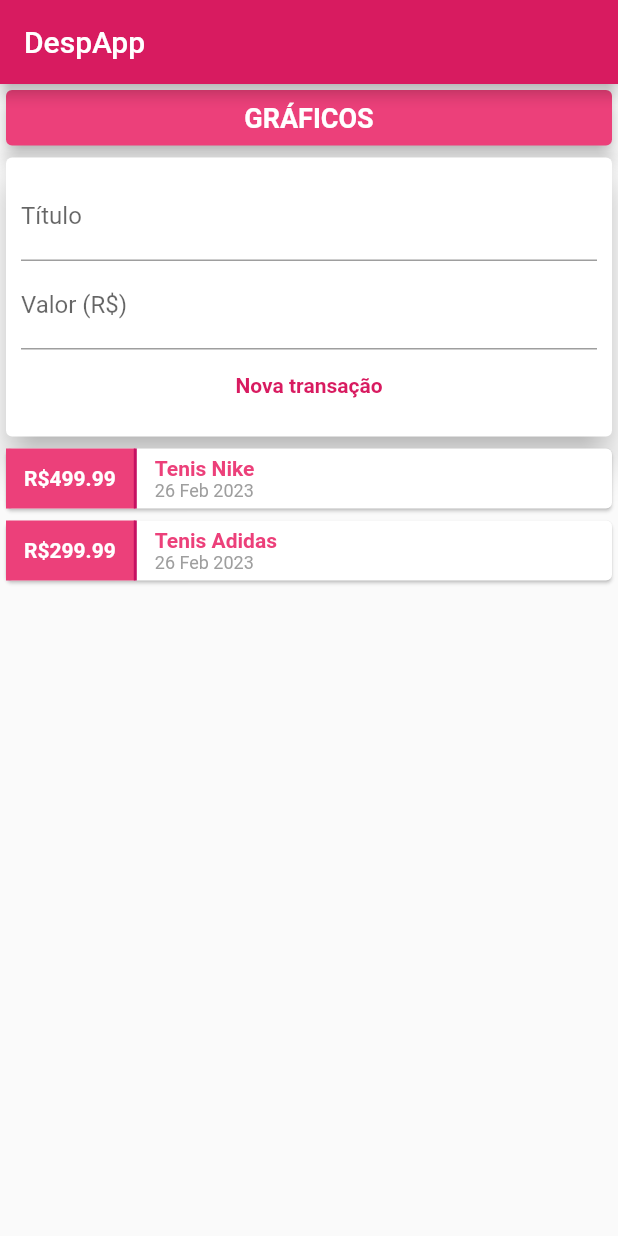
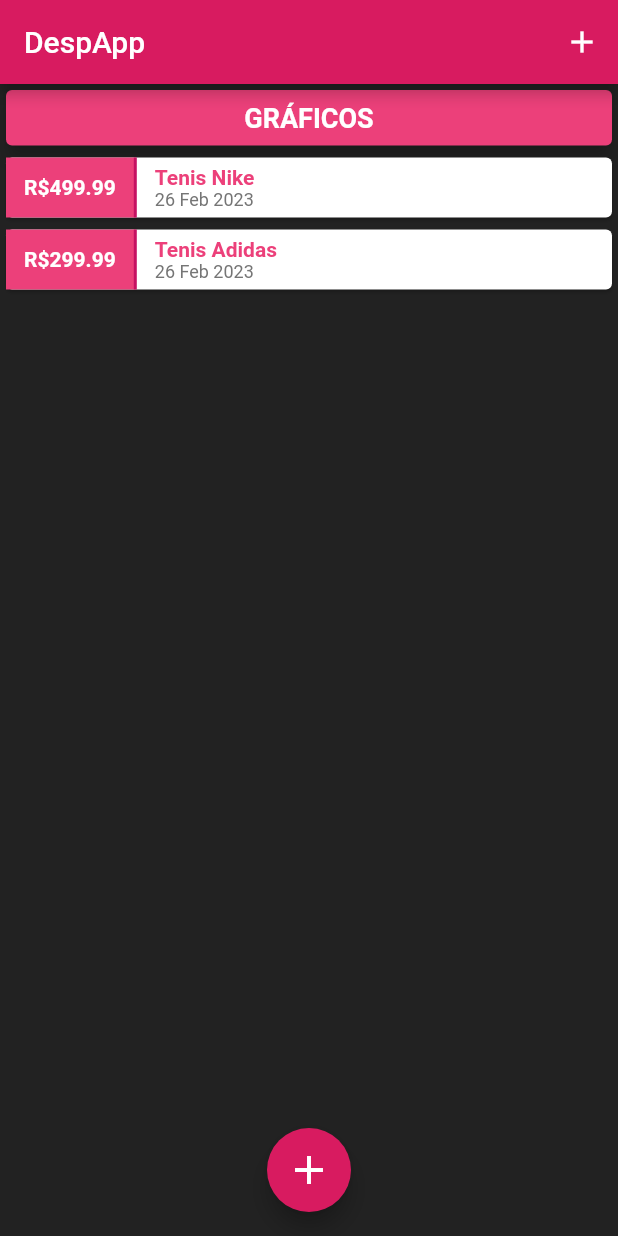
Before and after one commit to FaKeBx/despesa-app, a Flutter app: the screen it shows after launch, on a phone screen of 412 x 824 dp. Run offline on Flutter 3.47's test engine with Material 2 defaults, Android fonts, the phone set to English and light mode, and no system bars.

Commit message:
chore: definindo temas personalizados

```diff
--- a/lib/components/transaction_form.dart
+++ b/lib/components/transaction_form.dart
@@ -1,12 +1,18 @@
 import 'package:flutter/material.dart';
 
-class TransactionForm extends StatelessWidget {
-  final titleCrontroller = TextEditingController();
-  final valueController = TextEditingController();
-
+class TransactionForm extends StatefulWidget {
   final void Function(String, double) onSubmit;
 
-  TransactionForm(this.onSubmit, {super.key});
+  const TransactionForm(this.onSubmit, {super.key});
+
+  @override
+  State<TransactionForm> createState() => _TransactionFormState();
+}
+
+class _TransactionFormState extends State<TransactionForm> {
+  final titleCrontroller = TextEditingController();
+
+  final valueController = TextEditingController();
 
   _submitForm() {
     final title = titleCrontroller.text;
@@ -16,7 +22,7 @@ class TransactionForm extends StatelessWidget {
       return;
     }
 
-    onSubmit(title, value);
+    widget.onSubmit(title, value);
   }
 
   @override
@@ -47,7 +53,7 @@ class TransactionForm extends StatelessWidget {
               "Nova transação",
               style: TextStyle(
                 fontWeight: FontWeight.bold,
-                color: Colors.pink.shade600,
+                color: Theme.of(context).colorScheme.primary,
               ),
             ),
           )
--- a/lib/components/transaction_list.dart
+++ b/lib/components/transaction_list.dart
@@ -24,7 +24,7 @@ class TransactionList extends StatelessWidget {
                   ),
                   padding: const EdgeInsets.all(12),
                   decoration: BoxDecoration(
-                    color: Colors.pink.shade400,
+                    color: Theme.of(context).colorScheme.secondary,
                     border: BorderDirectional(
                       end: BorderSide(
                         width: 2,
@@ -48,14 +48,14 @@ class TransactionList extends StatelessWidget {
                       tr.title,
                       style: TextStyle(
                         fontWeight: FontWeight.bold,
-                        color: Colors.pink.shade400,
+                        color: Theme.of(context).colorScheme.secondary,
                       ),
                     ),
                     Text(
                       DateFormat("d MMM y").format(tr.date),
-                      style: const TextStyle(
+                      style: TextStyle(
                         fontSize: 12,
-                        color: Colors.grey,
+                        color: Colors.grey.shade600,
                       ),
                     ),
                   ],
--- a/lib/components/transaction_user.dart
+++ /dev/null
@@ -1,51 +0,0 @@
-import 'dart:math';
-import 'package:flutter/material.dart';
-import '../components/transaction_list.dart';
-import '../components/transaction_form.dart';
-import '../models/transaction.dart';
-
-class TransactionUser extends StatefulWidget {
-  const TransactionUser({super.key});
-
-  @override
-  State<TransactionUser> createState() => _TransactionUserState();
-}
-
-class _TransactionUserState extends State<TransactionUser> {
-  final _transactions = [
-    Transaction(
-      id: "id1",
-      title: "Tenis Nike",
-      value: 499.99,
-      date: DateTime.now(),
-    ),
-    Transaction(
-      id: "id2",
-      title: "Tenis Adidas",
-      value: 299.99,
-      date: DateTime.now(),
-    ),
-  ];
-
-  _addTransaction(String title, double value) {
-    final newTransaction = Transaction(
-        id: Random().nextDouble().toString(),
-        title: title,
-        value: value,
-        date: DateTime.now());
-
-    setState(() {
-      _transactions.add(newTransaction);
-    });
-  }
-
-  @override
-  Widget build(BuildContext context) {
-    return Column(
-      children: [
-        TransactionForm(_addTransaction),
-        TransactionList(_transactions),
-      ],
-    );
-  }
-}
--- a/lib/main.dart
+++ b/lib/main.dart
@@ -1,5 +1,8 @@
+import 'dart:math';
 import 'package:flutter/material.dart';
-import './components/transaction_user.dart';
+import '../models/transaction.dart';
+import '../components/transaction_list.dart';
+import 'package:despesas/components/transaction_form.dart';
 
 void main() {
   runApp(const DespesasApp());
@@ -10,21 +13,81 @@ class DespesasApp extends StatelessWidget {
 
   @override
   Widget build(BuildContext context) {
-    return const MaterialApp(
-      home: MyHomePage(),
+    return MaterialApp(
+      home: const MyHomePage(),
+      theme: ThemeData(
+        colorScheme: ColorScheme.fromSwatch().copyWith(
+          primary: Colors.pink.shade600,
+          secondary: Colors.pink.shade400,
+          background: Colors.black87,
+        ),
+      ),
     );
   }
 }
 
-class MyHomePage extends StatelessWidget {
+class MyHomePage extends StatefulWidget {
   const MyHomePage({super.key});
+
+  @override
+  State<MyHomePage> createState() => _MyHomePageState();
+}
+
+class _MyHomePageState extends State<MyHomePage> {
+  final _transactions = [
+    Transaction(
+      id: "id1",
+      title: "Tenis Nike",
+      value: 499.99,
+      date: DateTime.now(),
+    ),
+    Transaction(
+      id: "id2",
+      title: "Tenis Adidas",
+      value: 299.99,
+      date: DateTime.now(),
+    ),
+  ];
+
+  _addTransaction(String title, double value) {
+    final newTransaction = Transaction(
+        id: Random().nextDouble().toString(),
+        title: title,
+        value: value,
+        date: DateTime.now());
+
+    setState(() {
+      _transactions.add(newTransaction);
+    });
+
+    Navigator.of(context).pop();
+  }
+
+  _openTransactionFormModal(BuildContext context) {
+    showModalBottomSheet(
+      context: context,
+      builder: (_) {
+        return TransactionForm(_addTransaction);
+      },
+    );
+  }
 
   @override
   Widget build(BuildContext context) {
     return Scaffold(
+      backgroundColor: Theme.of(context).colorScheme.background,
       appBar: AppBar(
-        backgroundColor: Colors.pink.shade600,
-        title: const Text("DespApp"),
+        title: const Text(
+          "DespApp",
+        ),
+        actions: [
+          IconButton(
+            onPressed: () {
+              _openTransactionFormModal(context);
+            },
+            icon: const Icon(Icons.add),
+          )
+        ],
       ),
       body: SingleChildScrollView(
         child: Column(
@@ -33,7 +96,7 @@ class MyHomePage extends StatelessWidget {
           children: [
             Card(
               elevation: 5,
-              color: Colors.pink.shade400,
+              color: Theme.of(context).colorScheme.secondary,
               child: const Padding(
                 padding: EdgeInsets.all(8.0),
                 child: Text(
@@ -47,10 +110,21 @@ class MyHomePage extends StatelessWidget {
                 ),
               ),
             ),
-            const TransactionUser(),
+            TransactionList(_transactions),
           ],
         ),
       ),
+      floatingActionButton: FloatingActionButton(
+        backgroundColor: Theme.of(context).colorScheme.primary,
+        onPressed: () {
+          _openTransactionFormModal(context);
+        },
+        child: const Icon(
+          Icons.add,
+          size: 32,
+        ),
+      ),
+      floatingActionButtonLocation: FloatingActionButtonLocation.centerFloat,
     );
   }
 }
```
